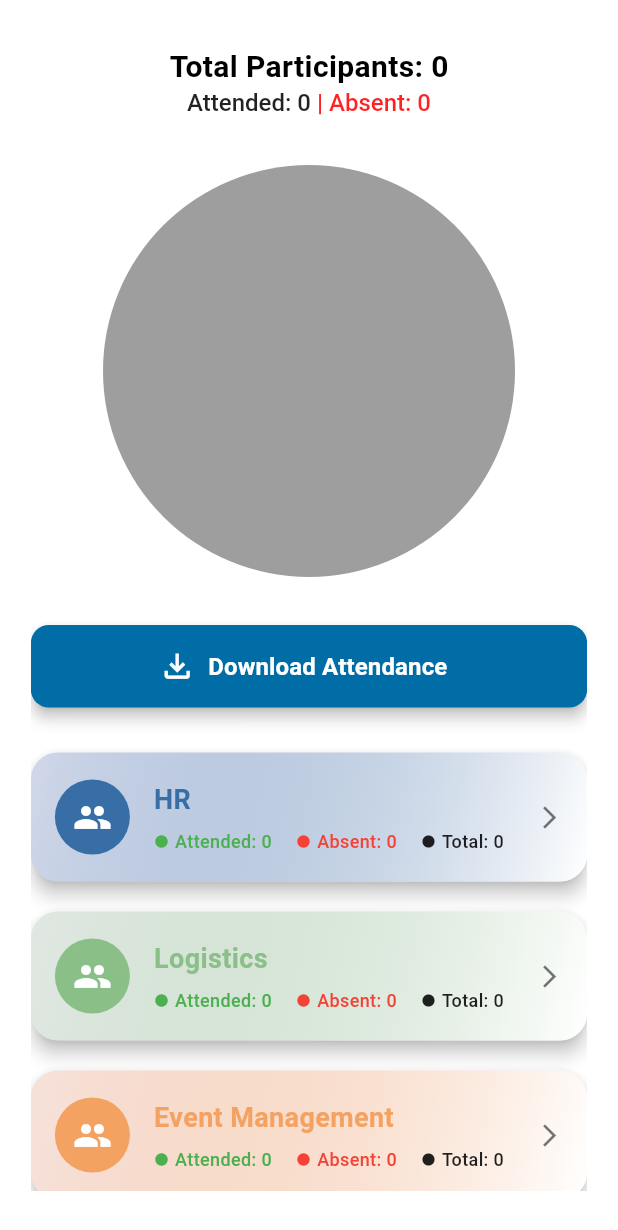
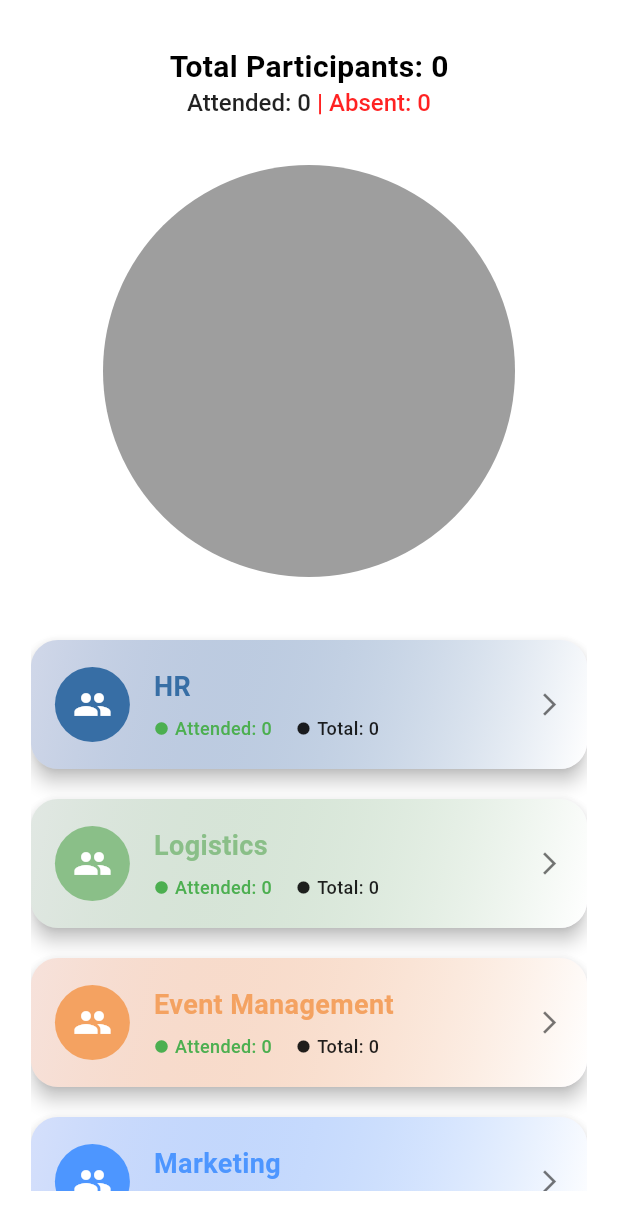
Before and after one commit to Ali-Abdelnaser/Registrations-, a Flutter app: the DashboardScreen screen opened directly, on a phone screen of 412 x 824 dp. Shown: the top 1230 px of the screen. Run offline on Flutter 3.47's test engine with Material 3 defaults, Android fonts, the light colour scheme and no system bars; drawn by our look-alikes of pie_chart; our stand-ins replace bloc, connectivity_plus, equatable, file_picker, flutter_bloc, flutter_svg and 3 more; missing offline and left inert: excel, mobile_scanner; accounts and stored records are empty; project files that could hold a hidden picture were left out.

Commit message:
Fix Error In Import Data And Finish Member Side In App

```diff
--- a/lib/Logic/cubit/attendes_state.dart
+++ b/lib/Logic/cubit/attendes_state.dart
@@ -29,3 +29,30 @@ class BranchMembersError extends BranchMembersState {
 class BranchMemberUpdated extends BranchMembersState {}
 
 class BranchMemberDeleted extends BranchMembersState {}
+
+class ImportProgress extends BranchMembersState {
+  final double progress;
+  final int current;
+  final int total;
+
+  ImportProgress({
+    required this.progress,
+    required this.current,
+    required this.total,
+  });
+}
+class BranchMembersImportedReport extends BranchMembersState {
+  final int inserted;
+  final int updated;
+  final int skipped;
+  final int failed;
+  final int total;
+
+  BranchMembersImportedReport({
+    required this.inserted,
+    required this.updated,
+    required this.skipped,
+    required this.failed,
+    required this.total,
+  });
+}
--- a/lib/presentation/screens/Members Screen/MembersScreen.dart
+++ b/lib/presentation/screens/Members Screen/MembersScreen.dart
@@ -293,6 +293,7 @@ class _MembersScreenState extends State<MembersScreen> {
                                         child: const Text(
                                           "Delete",
                                           style: TextStyle(
+                                            color: Colors.white,
                                             fontWeight: FontWeight.bold,
                                           ),
                                         ),
--- a/lib/presentation/screens/Skeleton Loader/home_skeleton.dart
+++ b/lib/presentation/screens/Skeleton Loader/home_skeleton.dart
@@ -45,7 +45,7 @@ class HomePageSkeleton extends StatelessWidget {
                       crossAxisCount: 2,
                       crossAxisSpacing: 20,
                       mainAxisSpacing: 20,
-                      children: List.generate(4, (index) {
+                      children: List.generate(6, (index) {
                         return Container(
                           decoration: BoxDecoration(
                             color: Colors.white,
--- a/lib/presentation/screens/dashboard/dashboard_Screen.dart
+++ b/lib/presentation/screens/dashboard/dashboard_Screen.dart
@@ -216,40 +216,6 @@ class _DashboardScreenState extends State<DashboardScreen> {
                     ),
 
                     const SizedBox(height: 24),
-
-                    // زرار تحميل
-                    SizedBox(
-                      width: double.infinity,
-                      height: 55,
-                      child: ElevatedButton.icon(
-                        onPressed: () async {
-                          // final list = members.map((m) => m.toMap()).toList();
-                          // await exportParticipantsAsExcel(context, list);
-                        },
-                        icon: const Icon(
-                          Icons.file_download_outlined,
-                          size: 25,
-                        ),
-                        label: const Text(
-                          'Download Attendance',
-                          style: TextStyle(
-                            fontSize: 16,
-                            fontWeight: FontWeight.bold,
-                          ),
-                        ),
-                        style: ElevatedButton.styleFrom(
-                          backgroundColor: const Color(0xff016da6),
-                          foregroundColor: Colors.white,
-                          shape: RoundedRectangleBorder(
-                            borderRadius: BorderRadius.circular(12),
-                          ),
-                          elevation: 4,
-                        ),
-                      ),
-                    ),
-
-                    const SizedBox(height: 20),
-
                     ...teams.map((team) {
                       final attended = attendedCounts[team]?.toInt() ?? 0;
                       final total = totalCounts[team] ?? 0;
@@ -336,12 +302,7 @@ class _DashboardScreenState extends State<DashboardScreen> {
                                             attended,
                                             Colors.green,
                                           ),
-                                          const SizedBox(width: 16),
-                                          _buildStat(
-                                            "Absent",
-                                            absent,
-                                            Colors.red,
-                                          ),
+
                                           const SizedBox(width: 16),
                                           _buildStat(
                                             "Total",
--- a/pubspec.yaml
+++ b/pubspec.yaml
@@ -41,7 +41,6 @@ dependencies:
   google_fonts: ^6.3.1
   intl: ^0.19.0
   mobile_scanner: ^7.0.1
-  open_file: ^3.3.2
   open_filex: ^4.7.0
   path_provider: ^2.1.5
   permission_handler: ^12.0.1
@@ -66,6 +65,7 @@ flutter:
     - assets/img/
     - assets\img\search.png
     - assets\img\data.png
+    - assets\img\Progress.png
     - assets/icons/
   # An image asset can refer to one or more resolution-specific "variants", see
   # https://flutter.dev/to/resolution-aware-images
```
Also changed, not shown: lib/Logic/cubit/attendes_cubit.dart (+60 -7 lines), lib/data/repositories/attendee_repository.dart (+26 -4 lines), lib/presentation/screens/Data Management/data_management_screen.dart (+9 -4 lines), lib/presentation/screens/Data Management/progress.dart (added, +260 -0 lines), assets/img/Progress.png (added), assets/img/success.png (added), pubspec.lock, 3 other files.
